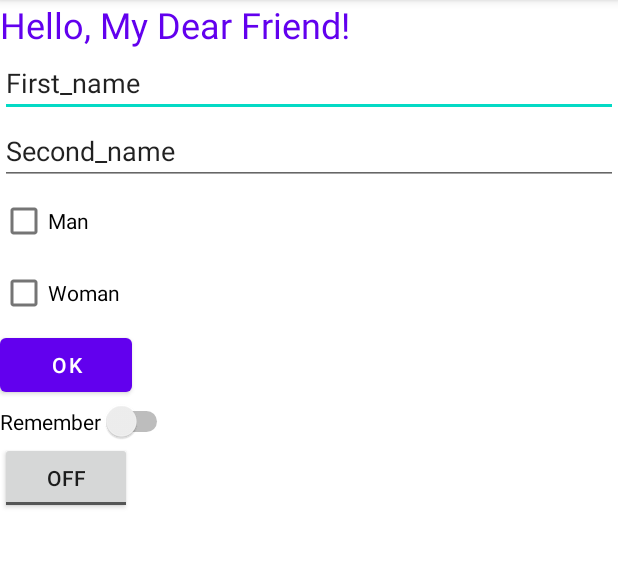
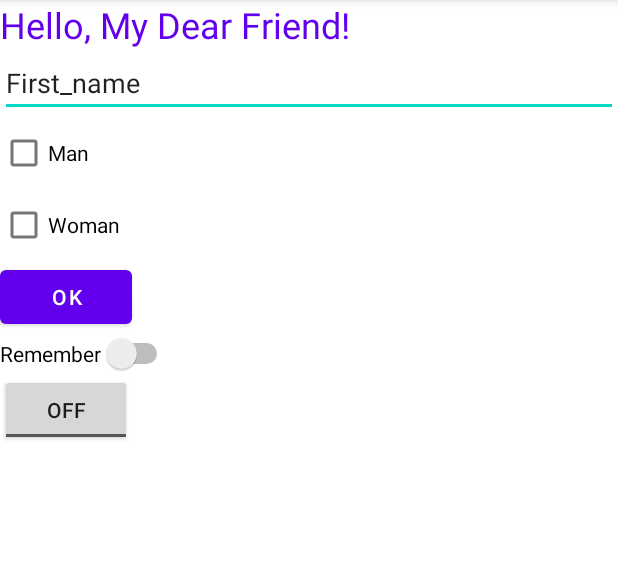
Before and after one commit to SvetlanaSidorkina/HW1_1, an Android app: the screen it shows after launch (MainActivity), on a phone screen of 412 x 824 dp, the part 84-652 px from its top. Run offline under Robolectric (Android 15) with nearby library versions, the phone set to English and light mode, and no system bars.

```diff
--- a/app/src/main/res/layout/activity_main.xml
+++ b/app/src/main/res/layout/activity_main.xml
@@ -17,12 +17,6 @@
         android:layout_height="wrap_content"
         android:inputType="textLongMessage"
         android:text="First_name" />
-
-    <EditText
-        android:layout_width="match_parent"
-        android:layout_height="wrap_content"
-        android:inputType="textLongMessage"
-        android:text="Second_name" />
 
     <CheckBox
         android:id="@+id/man_check"
```
